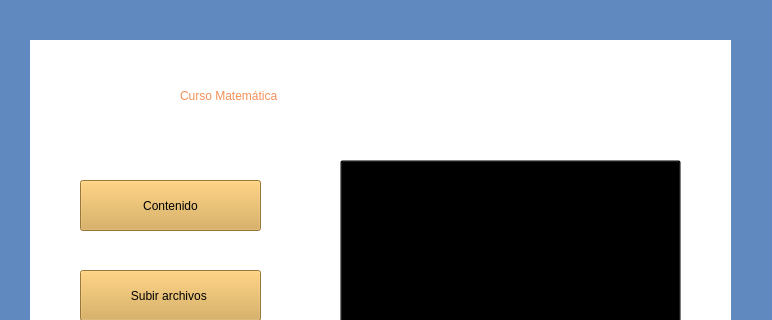
First picture: the form in CursoAsignatura1.ui, repository Shanem007/AulaVirtual, before the edit; both pictures show x 0 to 772 and y 0 to 320 of the 772 by 690 pixel window.
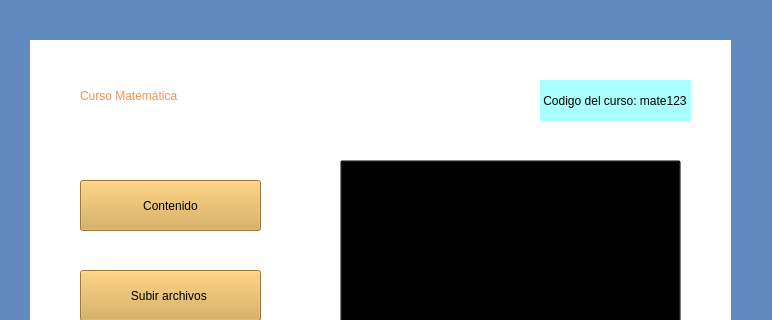
Second picture: the form after the edit. Icons and pictures are not drawn.

```diff
--- a/CursoAsignatura1.ui
+++ b/CursoAsignatura1.ui
@@ -36,7 +36,7 @@
    <widget class="QLabel" name="nombreCursos">
     <property name="geometry">
      <rect>
-      <x>180</x>
+      <x>80</x>
       <y>70</y>
       <width>451</width>
       <height>51</height>
@@ -162,6 +162,23 @@
      </size>
     </property>
    </widget>
+   <widget class="QLabel" name="label_2">
+    <property name="geometry">
+     <rect>
+      <x>540</x>
+      <y>80</y>
+      <width>151</width>
+      <height>41</height>
+     </rect>
+    </property>
+    <property name="styleSheet">
+     <string notr="true">background-color: rgb(170, 255, 255);
+font: 700 9pt &quot;Segoe UI&quot;;</string>
+    </property>
+    <property name="text">
+     <string> Codigo del curso: mate123</string>
+    </property>
+   </widget>
   </widget>
  </widget>
  <resources/>
```
